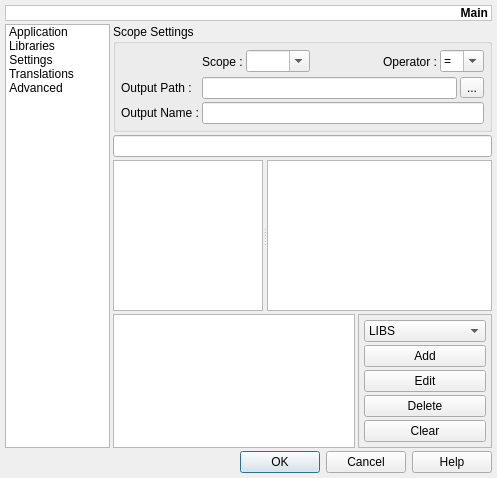
Old version of the form v2/trunk/v2parser/src/ui/UIQMakeProjectSettings.ui in the repository testmana2/mks.
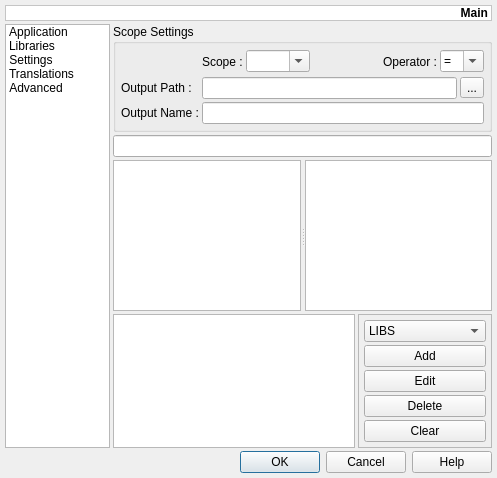
New version of the form. The open tabs and pages were chosen to show the change. Icons and pictures are not drawn.

Patch:
```diff
--- a/v2/trunk/v2parser/src/ui/UIQMakeProjectSettings.ui
+++ b/v2/trunk/v2parser/src/ui/UIQMakeProjectSettings.ui
@@ -825,26 +825,8 @@
          <property name="orientation" >
           <enum>Qt::Horizontal</enum>
          </property>
-         <widget class="QTreeView" name="tvDirs" >
-          <property name="sizePolicy" >
-           <sizepolicy>
-            <hsizetype>7</hsizetype>
-            <vsizetype>7</vsizetype>
-            <horstretch>40</horstretch>
-            <verstretch>0</verstretch>
-           </sizepolicy>
-          </property>
-         </widget>
-         <widget class="QListWidget" name="lwFiles" >
-          <property name="sizePolicy" >
-           <sizepolicy>
-            <hsizetype>7</hsizetype>
-            <vsizetype>7</vsizetype>
-            <horstretch>60</horstretch>
-            <verstretch>0</verstretch>
-           </sizepolicy>
-          </property>
-         </widget>
+         <widget class="QTreeView" name="tvDirs" />
+         <widget class="QListWidget" name="lwFiles" />
         </widget>
        </item>
        <item row="1" column="0" colspan="2" >
```
Left out of the diff: 68 changed lines with no effect on the pictures.
